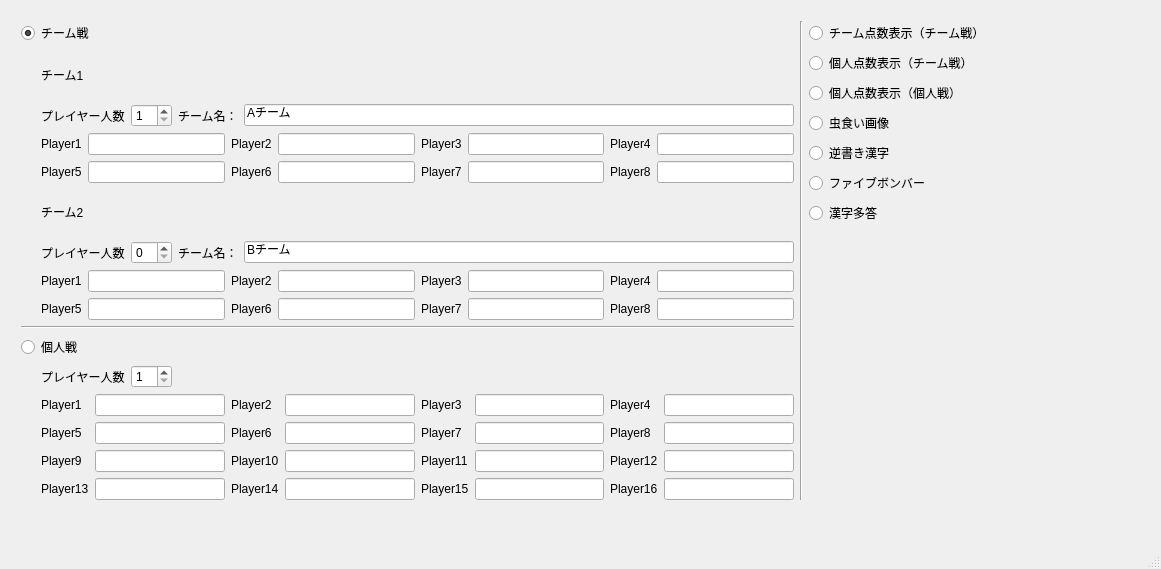
First picture: the form in systemwindow.ui, repository ishowta/quiz, before the edit.
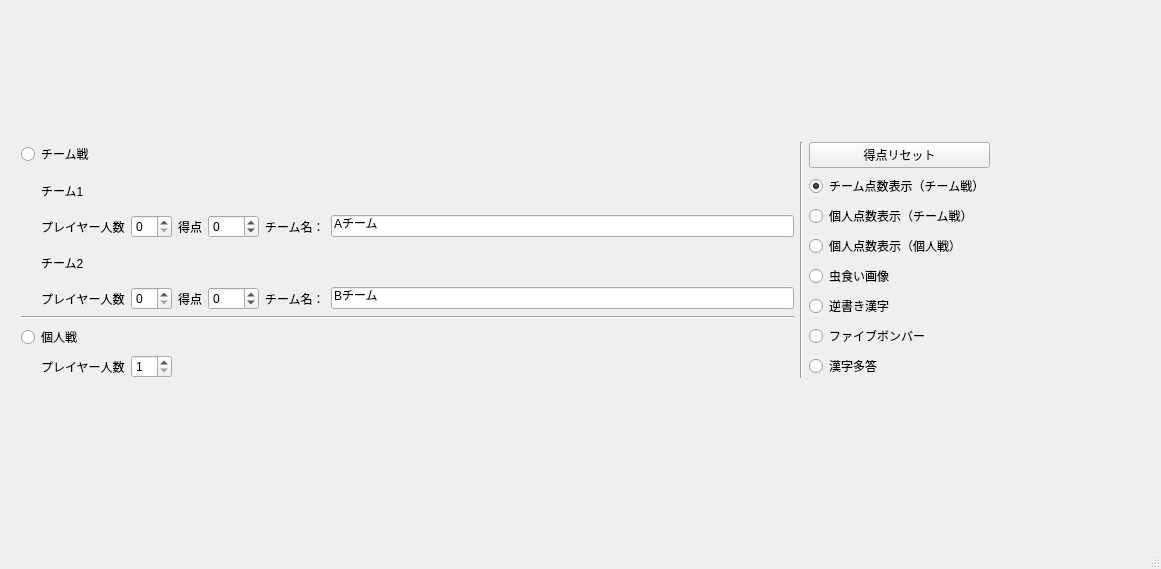
Second picture: the form after the edit.

Commit message: [add] 名前と得点の設定と反映を実装

Diff of the .ui file:
```diff
--- a/systemwindow.ui
+++ b/systemwindow.ui
@@ -63,7 +63,27 @@
            <item>
             <widget class="QSpinBox" name="team1_playerCount">
              <property name="minimum">
-              <number>1</number>
+              <number>0</number>
+             </property>
+             <property name="value">
+              <number>0</number>
+             </property>
+            </widget>
+           </item>
+           <item>
+            <widget class="QLabel" name="label_40">
+             <property name="text">
+              <string>得点</string>
+             </property>
+            </widget>
+           </item>
+           <item>
+            <widget class="QSpinBox" name="team1_point">
+             <property name="minimum">
+              <number>-999</number>
+             </property>
+             <property name="maximum">
+              <number>999</number>
              </property>
             </widget>
            </item>
@@ -84,88 +104,7 @@
           </layout>
          </item>
          <item>
-          <layout class="QGridLayout" name="gridLayout_2">
-           <item row="0" column="0">
-            <widget class="QLabel" name="label_5">
-             <property name="text">
-              <string>Player1</string>
-             </property>
-            </widget>
-           </item>
-           <item row="0" column="4">
-            <widget class="QLabel" name="label_7">
-             <property name="text">
-              <string>Player3</string>
-             </property>
-            </widget>
-           </item>
-           <item row="0" column="1">
-            <widget class="QLineEdit" name="team1_player1"/>
-           </item>
-           <item row="0" column="6">
-            <widget class="QLabel" name="label_8">
-             <property name="text">
-              <string>Player4</string>
-             </property>
-            </widget>
-           </item>
-           <item row="0" column="2">
-            <widget class="QLabel" name="label_6">
-             <property name="text">
-              <string>Player2</string>
-             </property>
-            </widget>
-           </item>
-           <item row="0" column="3">
-            <widget class="QLineEdit" name="team1_player2"/>
-           </item>
-           <item row="0" column="5">
-            <widget class="QLineEdit" name="team1_player3"/>
-           </item>
-           <item row="0" column="7">
-            <widget class="QLineEdit" name="team1_player4"/>
-           </item>
-           <item row="1" column="7">
-            <widget class="QLineEdit" name="team1_player8"/>
-           </item>
-           <item row="1" column="0">
-            <widget class="QLabel" name="label_9">
-             <property name="text">
-              <string>Player5</string>
-             </property>
-            </widget>
-           </item>
-           <item row="1" column="2">
-            <widget class="QLabel" name="label_10">
-             <property name="text">
-              <string>Player6</string>
-             </property>
-            </widget>
-           </item>
-           <item row="1" column="4">
-            <widget class="QLabel" name="label_11">
-             <property name="text">
-              <string>Player7</string>
-             </property>
-            </widget>
-           </item>
-           <item row="1" column="6">
-            <widget class="QLabel" name="label_12">
-             <property name="text">
-              <string>Player8</string>
-             </property>
-            </widget>
-           </item>
-           <item row="1" column="1">
-            <widget class="QLineEdit" name="team1_player5"/>
-           </item>
-           <item row="1" column="3">
-            <widget class="QLineEdit" name="team1_player6"/>
-           </item>
-           <item row="1" column="5">
-            <widget class="QLineEdit" name="team1_player7"/>
-           </item>
-          </layout>
+          <layout class="QGridLayout" name="team1_area"/>
          </item>
          <item>
           <widget class="QLabel" name="label_2">
@@ -184,7 +123,28 @@
             </widget>
            </item>
            <item>
-            <widget class="QSpinBox" name="team2_playerCount"/>
+            <widget class="QSpinBox" name="team2_playerCount">
+             <property name="value">
+              <number>0</number>
+             </property>
+            </widget>
+           </item>
+           <item>
+            <widget class="QLabel" name="label_41">
+             <property name="text">
+              <string>得点</string>
+             </property>
+            </widget>
+           </item>
+           <item>
+            <widget class="QSpinBox" name="team2_point">
+             <property name="minimum">
+              <number>-999</number>
+             </property>
+             <property name="maximum">
+              <number>999</number>
+             </property>
+            </widget>
            </item>
            <item>
             <widget class="QLabel" name="label_22">
@@ -203,88 +163,7 @@
           </layout>
          </item>
          <item>
-          <layout class="QGridLayout" name="gridLayout_3">
-           <item row="0" column="6">
-            <widget class="QLabel" name="label_15">
-             <property name="text">
-              <string>Player4</string>
-             </property>
-            </widget>
-           </item>
-           <item row="0" column="3">
-            <widget class="QLineEdit" name="team2_player2"/>
-           </item>
-           <item row="0" column="5">
-            <widget class="QLineEdit" name="team2_player3"/>
-           </item>
-           <item row="0" column="7">
-            <widget class="QLineEdit" name="team2_player4"/>
-           </item>
-           <item row="1" column="6">
-            <widget class="QLabel" name="label_20">
-             <property name="text">
-              <string>Player8</string>
-             </property>
-            </widget>
-           </item>
-           <item row="1" column="7">
-            <widget class="QLineEdit" name="team2_player8"/>
-           </item>
-           <item row="1" column="2">
-            <widget class="QLabel" name="label_18">
-             <property name="text">
-              <string>Player6</string>
-             </property>
-            </widget>
-           </item>
-           <item row="1" column="3">
-            <widget class="QLineEdit" name="team2_player6"/>
-           </item>
-           <item row="0" column="1">
-            <widget class="QLineEdit" name="team2_player1"/>
-           </item>
-           <item row="1" column="1">
-            <widget class="QLineEdit" name="team2_player5"/>
-           </item>
-           <item row="0" column="2">
-            <widget class="QLabel" name="label_16">
-             <property name="text">
-              <string>Player2</string>
-             </property>
-            </widget>
-           </item>
-           <item row="1" column="4">
-            <widget class="QLabel" name="label_19">
-             <property name="text">
-              <string>Player7</string>
-             </property>
-            </widget>
-           </item>
-           <item row="0" column="4">
-            <widget class="QLabel" name="label_14">
-             <property name="text">
-              <string>Player3</string>
-             </property>
-            </widget>
-           </item>
-           <item row="1" column="0">
-            <widget class="QLabel" name="label_17">
-             <property name="text">
-              <string>Player5</string>
-             </property>
-            </widget>
-           </item>
-           <item row="1" column="5">
-            <widget class="QLineEdit" name="team2_player7"/>
-           </item>
-           <item row="0" column="0">
-            <widget class="QLabel" name="label_13">
-             <property name="text">
-              <string>Player1</string>
-             </property>
-            </widget>
-           </item>
-          </layout>
+          <layout class="QGridLayout" name="team2_area"/>
          </item>
         </layout>
        </item>
@@ -339,168 +218,7 @@
           </layout>
          </item>
          <item>
-          <layout class="QGridLayout" name="gridLayout_4">
-           <item row="0" column="6">
-            <widget class="QLabel" name="label_24">
-             <property name="text">
-              <string>Player4</string>
-             </property>
-            </widget>
-           </item>
-           <item row="1" column="0">
-            <widget class="QLabel" name="label_30">
-             <property name="text">
-              <string>Player5</string>
-             </property>
-            </widget>
-           </item>
-           <item row="1" column="5">
-            <widget class="QLineEdit" name="player7"/>
-           </item>
-           <item row="1" column="1">
-            <widget class="QLineEdit" name="player5"/>
-           </item>
-           <item row="1" column="2">
-            <widget class="QLabel" name="label_26">
-             <property name="text">
-              <string>Player6</string>
-             </property>
-            </widget>
-           </item>
-           <item row="1" column="3">
-            <widget class="QLineEdit" name="player6"/>
-           </item>
-           <item row="1" column="4">
-            <widget class="QLabel" name="label_28">
-             <property name="text">
-              <string>Player7</string>
-             </property>
-            </widget>
-           </item>
-           <item row="0" column="2">
-            <widget class="QLabel" name="label_27">
-             <property name="text">
-              <string>Player2</string>
-             </property>
-            </widget>
-           </item>
-           <item row="0" column="5">
-            <widget class="QLineEdit" name="player3"/>
-           </item>
-           <item row="1" column="7">
-            <widget class="QLineEdit" name="player8"/>
-           </item>
-           <item row="0" column="7">
-            <widget class="QLineEdit" name="player4"/>
-           </item>
-           <item row="0" column="1">
-            <widget class="QLineEdit" name="player1"/>
-           </item>
-           <item row="0" column="3">
-            <widget class="QLineEdit" name="player2"/>
-           </item>
-           <item row="0" column="4">
-            <widget class="QLabel" name="label_29">
-             <property name="text">
-              <string>Player3</string>
-             </property>
-            </widget>
-           </item>
-           <item row="2" column="0">
-            <widget class="QLabel" name="label_32">
-             <property name="text">
-              <string>Player9</string>
-             </property>
-            </widget>
-           </item>
-           <item row="0" column="0">
-            <widget class="QLabel" name="label_31">
-             <property name="text">
-              <string>Player1</string>
-             </property>
-            </widget>
-           </item>
-           <item row="1" column="6">
-            <widget class="QLabel" name="label_25">
-             <property name="text">
-              <string>Player8</string>
-             </property>
-            </widget>
-           </item>
-           <item row="3" column="0">
-            <widget class="QLabel" name="label_33">
-             <property name="text">
-              <string>Player13</string>
-             </property>
-            </widget>
-           </item>
-           <item row="2" column="2">
-            <widget class="QLabel" name="label_34">
-             <property name="text">
-              <string>Player10</string>
-             </property>
-            </widget>
-           </item>
-           <item row="2" column="4">
-            <widget class="QLabel" name="label_35">
-             <property name="text">
-              <string>Player11</string>
-             </property>
-            </widget>
-           </item>
-           <item row="2" column="6">
-            <widget class="QLabel" name="label_36">
-             <property name="text">
-              <string>Player12</string>
-             </property>
-            </widget>
-           </item>
-           <item row="3" column="6">
-            <widget class="QLabel" name="label_37">
-             <property name="text">
-              <string>Player16</string>
-             </property>
-            </widget>
-           </item>
-           <item row="3" column="4">
-            <widget class="QLabel" name="label_38">
-             <property name="text">
-              <string>Player15</string>
-             </property>
-            </widget>
-           </item>
-           <item row="3" column="2">
-            <widget class="QLabel" name="label_39">
-             <property name="text">
-              <string>Player14</string>
-             </property>
-            </widget>
-           </item>
-           <item row="2" column="1">
-            <widget class="QLineEdit" name="player9"/>
-           </item>
-           <item row="2" column="3">
-            <widget class="QLineEdit" name="player10"/>
-           </item>
-           <item row="2" column="5">
-            <widget class="QLineEdit" name="player11"/>
-           </item>
-           <item row="2" column="7">
-            <widget class="QLineEdit" name="player12"/>
-           </item>
-           <item row="3" column="1">
-            <widget class="QLineEdit" name="player13"/>
-           </item>
-           <item row="3" column="3">
-            <widget class="QLineEdit" name="player14"/>
-           </item>
-           <item row="3" column="5">
-            <widget class="QLineEdit" name="player15"/>
-           </item>
-           <item row="3" column="7">
-            <widget class="QLineEdit" name="player16"/>
-           </item>
-          </layout>
+          <layout class="QGridLayout" name="gridLayout_4"/>
          </item>
         </layout>
        </item>
@@ -515,11 +233,21 @@
      </item>
      <item row="0" column="4">
       <layout class="QVBoxLayout" name="verticalLayout_5">
+       <item>
+        <widget class="QPushButton" name="pushButton">
+         <property name="text">
+          <string>得点リセット</string>
+         </property>
+        </widget>
+       </item>
        <item>
         <widget class="QRadioButton" name="mode1">
          <property name="text">
           <string>チーム点数表示（チーム戦）</string>
          </property>
+         <property name="checked">
+          <bool>true</bool>
+         </property>
          <attribute name="buttonGroup">
           <string notr="true">buttonGroup</string>
          </attribute>
@@ -573,19 +301,6 @@
          </property>
         </widget>
        </item>
-       <item>
-        <spacer name="verticalSpacer">
-         <property name="orientation">
-          <enum>Qt::Vertical</enum>
-         </property>
-         <property name="sizeHint" stdset="0">
-          <size>
-           <width>20</width>
-           <height>40</height>
-          </size>
-         </property>
-        </spacer>
-       </item>
       </layout>
      </item>
     </layout>
```
Left out of the diff: 33 changed lines with no effect on the pictures. The commit also changes 7 other files.
